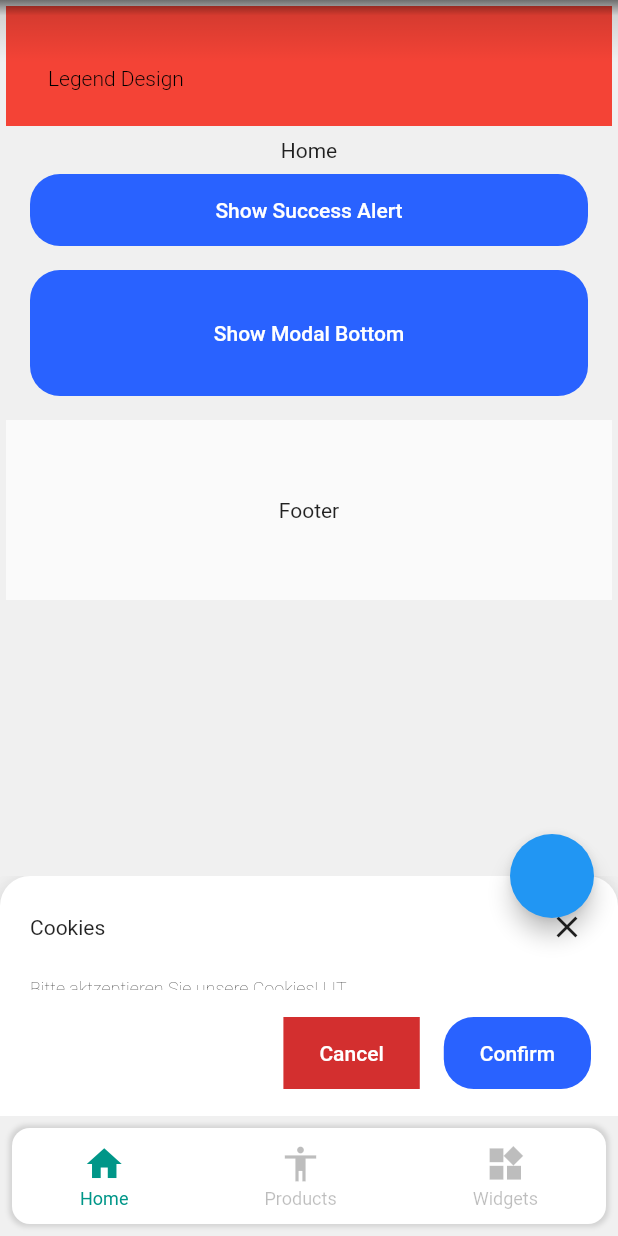
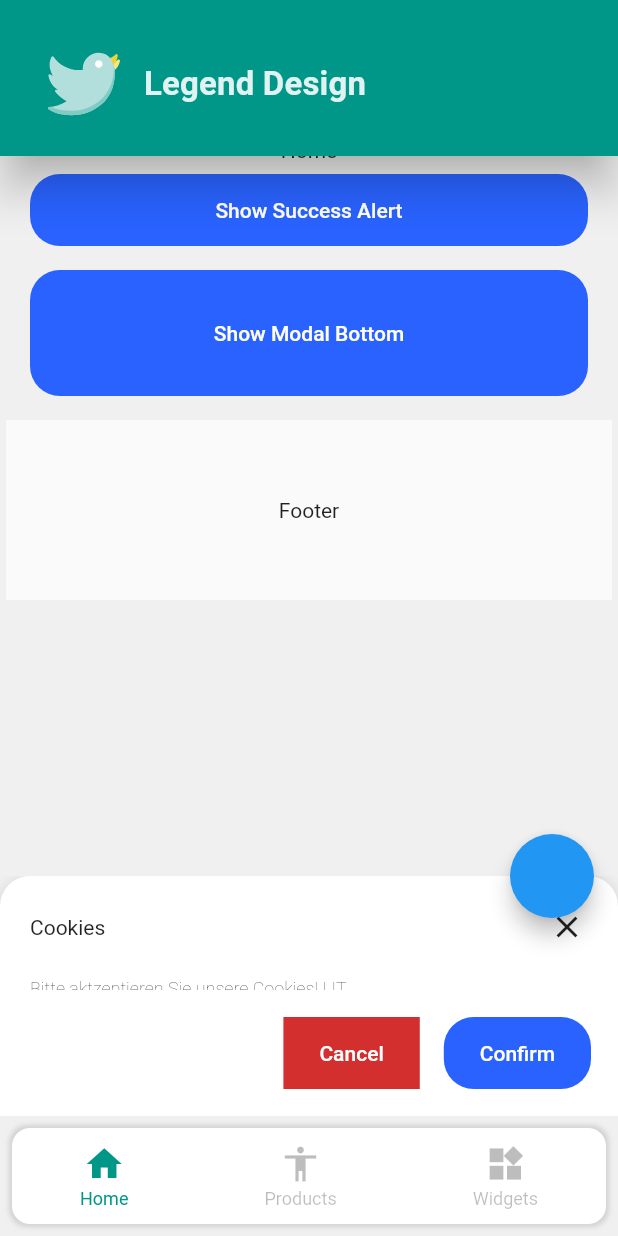
Before and after one commit to ThomasFercher/legend-design, a Flutter app: the screen it shows after launch, scrolled down 104 dp, after a tap on "Show Modal Bottom", on a phone screen of 412 x 824 dp. Run offline on Flutter 3.47's test engine with Material 2 defaults, Android fonts, the light colour scheme and no system bars; our stand-ins replace flutter_svg, rive; missing offline and left inert: flutter_syntax_view; Roboto replaces fonts that are missing (sans serif).

Commit message:
Design Overhaul

```diff
--- a/lib/customwidgets/input/selectBar/legendselectButton.dart
+++ b/lib/customwidgets/input/selectBar/legendselectButton.dart
@@ -26,8 +26,8 @@ class LegendSelectButton extends StatefulWidget {
     hoverColor = option.color ?? Colors.red;
     backgroundColor = LegendColorTheme.lighten(
       hoverColor,
-      0.06,
-    ).withOpacity(0.6);
+      0.1,
+    ).withOpacity(0.4);
     gradient = option.gradient;
 
     if (gradient != null) {
@@ -61,7 +61,7 @@ class _LegendSelectButtonState extends State<LegendSelectButton>
     super.initState();
     hovered = false;
     selected = false;
-    color = widget.option.color;
+    color = widget.backgroundColor;
     controller = AnimationController(
         duration: const Duration(milliseconds: 100), vsync: this);
     animation =
--- a/lib/customwidgets/layout/fixed/appBar.dart/fixedAppBar.dart
+++ b/lib/customwidgets/layout/fixed/appBar.dart/fixedAppBar.dart
@@ -12,6 +12,7 @@ import '../../../../router/routerProvider.dart';
 import '../../../../styles/layoutType.dart';
 import '../../../../styles/sizeProvider.dart';
 import '../../../../styles/legendTheme.dart';
+import '../fixedSider.dart';
 
 class FixedAppBarStyle {
   final Color backgroundColor;
@@ -21,8 +22,11 @@ class FixedAppBarStyle {
   final Color? cardColor;
   late final bool pinned;
   late final bool floating;
-  final bool? onlyIcons;
+  final double? spacing;
   final double appBarHeight;
+  final double? iconSize;
+  final Color? iconColor;
+  final Color? selectedColor;
 
   FixedAppBarStyle({
     required this.backgroundColor,
@@ -33,7 +37,10 @@ class FixedAppBarStyle {
     this.shape,
     bool? pinned,
     bool? floating,
-    this.onlyIcons,
+    this.iconSize,
+    this.spacing,
+    this.iconColor,
+    this.selectedColor,
   }) {
     this.floating = floating ?? false;
 
@@ -82,7 +89,7 @@ class FixedAppBar extends StatelessWidget {
 
     return SliverAppBar(
       backgroundColor: style?.backgroundColor,
-      flexibleSpace: Container(
+      /*flexibleSpace: Container(
         decoration: BoxDecoration(
           gradient: LinearGradient(
             begin: Alignment.topCenter,
@@ -99,9 +106,10 @@ class FixedAppBar extends StatelessWidget {
             ],
           ),
         ),
-      ),
+      ),*/
+
       shape: style?.shape,
-      title: Padding(
+      title: Container(
         padding: EdgeInsets.symmetric(
           vertical: style?.contentPadding.top ?? 0,
           horizontal: 12.0,
@@ -109,40 +117,13 @@ class FixedAppBar extends StatelessWidget {
         child: Container(
           height: theme.appBarStyle.appBarHeight,
           child: Hero(
-            tag: ValueKey("appBarTitle"),
+            tag: ValueKey("appBar"),
             child: Material(
               color: Colors.transparent,
               child: Row(
                 children: [
-                  Expanded(
-                    flex: 1,
-                    child: Row(
-                      children: [
-                        Container(
-                          padding: EdgeInsets.symmetric(
-                            horizontal: style?.borderRadius?.x ?? 0,
-                          ),
-                          height: theme.appBarStyle.appBarHeight,
-                          alignment: Alignment.center,
-                          decoration: getCard(),
-                          child: leading ??
-                              LegendText(
-                                text: "Legend Design",
-                                textStyle: LegendTextStyle.h1().copyWith(
-                                  color: Colors.black,
-                                  fontSize: 14,
-                                ),
-                              ),
-                        ),
-                        Expanded(
-                          child: Container(),
-                        ),
-                      ],
-                    ),
-                  ),
                   if (showMenu ?? true)
                     Expanded(
-                      flex: 4,
                       child: Row(
                         children: [
                           Expanded(
@@ -155,6 +136,8 @@ class FixedAppBar extends StatelessWidget {
                             ),
                             child: FixedMenu(
                               context: context,
+                              iconColor: theme.appBarStyle.iconColor,
+                              selected: theme.appBarStyle.selectedColor,
                             ),
                           ),
                           Expanded(
@@ -163,24 +146,11 @@ class FixedAppBar extends StatelessWidget {
                         ],
                       ),
                     ),
-                  Expanded(
-                    flex: 1,
-                    child: Row(
-                      children: [
-                        Expanded(
-                          child: Container(),
-                        ),
                   if (builder != null)
                     Container(
-                            padding: EdgeInsets.symmetric(
-                              horizontal: style?.borderRadius?.x ?? 0,
-                            ),
                       decoration: getCard(),
                       child: Builder(
                         builder: builder ?? (c) => Container(),
-                            ),
-                          ),
-                      ],
                       ),
                     ),
                 ],
@@ -195,7 +165,7 @@ class FixedAppBar extends StatelessWidget {
       pinned: style?.pinned ?? false,
       snap: style?.floating ?? false,
       floating: style?.floating ?? false,
-      elevation: 0,
+      elevation: 12.0,
       automaticallyImplyLeading: false,
     );
   }
--- a/lib/customwidgets/layout/fixed/bottomBar.dart/bottomBarItem.dart
+++ b/lib/customwidgets/layout/fixed/bottomBar.dart/bottomBarItem.dart
@@ -78,7 +78,7 @@ class _BottomBarItemState extends State<BottomBarItem>
 
   Widget getText() {
     return LegendText(
-      text: widget.option.title,
+      text: widget.option.title!,
       textStyle: LegendTextStyle.bottomBar().copyWith(
         color: _activeColor,
       ),
@@ -123,7 +123,8 @@ class _BottomBarItemState extends State<BottomBarItem>
                         ),
                       ),
                       if ((widget.style?.textAtBottom ?? false) &&
-                          (widget.style?.showText ?? true))
+                          (widget.style?.showText ?? true) &&
+                          (widget.option.title != null))
                         Container(
                           padding: EdgeInsets.only(top: 2.0),
                           child: getText(),
@@ -131,7 +132,8 @@ class _BottomBarItemState extends State<BottomBarItem>
                     ],
                   ),
                   if ((widget.style?.showText ?? true) &&
-                      (!(widget.style?.textAtBottom ?? false)))
+                      (!(widget.style?.textAtBottom ?? false)) &&
+                      (widget.option.title != null))
                     Container(
                       padding: EdgeInsets.only(left: 4.0),
                       child: getText(),
--- a/lib/customwidgets/layout/legendScaffold.dart
+++ b/lib/customwidgets/layout/legendScaffold.dart
@@ -4,6 +4,7 @@ import 'package:animations/animations.dart';
 import 'package:flutter/cupertino.dart';
 import 'package:flutter/material.dart';
 import 'package:flutter/rendering.dart';
+import 'package:flutter_svg/svg.dart';
 import 'package:provider/provider.dart';
 import 'package:webstore/customwidgets/layout/fixed/bottomBar.dart/fixedBottomBar.dart';
 import 'package:webstore/customwidgets/layout/sectionNavigation/sectionNavigation.dart';
@@ -202,7 +203,9 @@ class _LegendScaffoldState extends State<LegendScaffold> {
               },
             )
           : null,
-      body: Row(
+      body: Stack(
+        children: [
+          Row(
             children: [
               getSider(screenSize),
               Expanded(
@@ -212,7 +215,8 @@ class _LegendScaffoldState extends State<LegendScaffold> {
                     getHeader(context),
                     widget.children.isEmpty
                         ? SliverToBoxAdapter(
-                        child: LayoutBuilder(builder: (context, constraints) {
+                            child:
+                                LayoutBuilder(builder: (context, constraints) {
                               return Container(
                                 constraints: BoxConstraints(
                                   minHeight:
@@ -231,8 +235,8 @@ class _LegendScaffoldState extends State<LegendScaffold> {
                                       width: constraints.maxWidth -
                                           contentPadding.horizontal,
                                       padding: const EdgeInsets.all(8.0),
-                                  child:
-                                      Builder(builder: widget.contentBuilder),
+                                      child: Builder(
+                                          builder: widget.contentBuilder),
                                     ),
                                     getFooter(),
                                   ],
@@ -248,6 +252,41 @@ class _LegendScaffoldState extends State<LegendScaffold> {
                             ),
                           ),
                   ],
+                ),
+              ),
+            ],
+          ),
+          Positioned(
+            left: 32.0,
+            top: 32.0,
+            child: Material(
+              color: Colors.transparent,
+              child: Hero(
+                tag: ValueKey("title"),
+                child: Row(
+                  mainAxisAlignment: MainAxisAlignment.start,
+                  crossAxisAlignment: CrossAxisAlignment.center,
+                  children: [
+                    Container(
+                      height: 48,
+                      width: 48,
+                      margin: EdgeInsets.only(right: 16.0),
+                      child: SvgPicture.asset(
+                        "assets/photos/larrylegend.svg",
+                        alignment: Alignment.centerLeft,
+                      ),
+                    ),
+                    LegendText(
+                      text: "Legend Design",
+                      textStyle: LegendTextStyle.h1().copyWith(
+                        fontSize: 22,
+                        color: theme.colors.secondaryColor,
+                        letterSpacing: 0.1,
+                      ),
+                    ),
+                  ],
+                ),
+              ),
             ),
           ),
         ],
--- a/lib/customwidgets/typography/legendText.dart
+++ b/lib/customwidgets/typography/legendText.dart
@@ -6,17 +6,20 @@ class LegendText extends StatelessWidget {
   final TextStyle? textStyle;
   final bool? selectable;
   final TextAlign? textAlign;
+  final EdgeInsets? padding;
 
   LegendText({
     required this.text,
     this.selectable,
     this.textStyle,
     this.textAlign,
+    this.padding,
   });
 
   @override
   Widget build(BuildContext context) {
     return Container(
+      padding: padding ?? EdgeInsets.zero,
       height: textStyle?.height,
       child: kIsWeb && (selectable ?? true) ? webText() : normalText(),
     );
--- a/lib/customwidgets/typography/typography.dart
+++ b/lib/customwidgets/typography/typography.dart
@@ -54,10 +54,10 @@ class LegendTextStyle extends TextStyle {
 
   factory LegendTextStyle.h1() {
     return LegendTextStyle(
-      textColor: Colors.grey[850]!,
+      textColor: Colors.tealAccent[700]!,
       backgroundColor: Colors.transparent,
       fontSize: 28,
-      fontWeight: FontWeight.w300,
+      fontWeight: FontWeight.w600,
       fontFamily: "sans serif",
     );
   }
@@ -104,11 +104,11 @@ class LegendTextStyle extends TextStyle {
 
   factory LegendTextStyle.h4() {
     return LegendTextStyle(
-      textColor: Colors.black87,
-      backgroundColor: Colors.white,
-      fontSize: 12,
-      fontWeight: FontWeight.w600,
+      textColor: Colors.grey[100]!,
+      fontSize: 14,
+      fontWeight: FontWeight.w400,
       fontFamily: "sans serif",
+      backgroundColor: Colors.transparent,
     );
   }
 
@@ -153,9 +153,9 @@ class LegendTextStyle extends TextStyle {
 
   factory LegendTextStyle.sectionLink() {
     return LegendTextStyle(
-      textColor: Colors.black.withOpacity(0.68),
+      textColor: Colors.teal[50]!,
       backgroundColor: Colors.transparent,
-      fontSize: 16,
+      fontSize: 15,
       fontWeight: FontWeight.w600,
       fontFamily: "Roboto",
     );
--- a/lib/pages/widgetComponets.dart
+++ b/lib/pages/widgetComponets.dart
@@ -36,6 +36,7 @@ class WidgetComponents extends StatelessWidget {
 
   @override
   Widget build(BuildContext context) {
+    LegendTheme theme = Provider.of<LegendTheme>(context);
     return LegendScaffold(
       showSiderMenu: false,
       showAppBarMenu: true,
@@ -48,6 +49,7 @@ class WidgetComponents extends StatelessWidget {
             width: 100,
             height: 48,
             isCard: true,
+            color: theme.colors.secondaryColor,
             options: [
               LegendSelectOption(
                 color: Colors.grey,
--- a/lib/styles/legendTheme.dart
+++ b/lib/styles/legendTheme.dart
@@ -54,7 +54,7 @@ class LegendTheme extends ChangeNotifier {
 
   LegendColorTheme lightColorTheme = LegendColorTheme(
     primaryColor: Colors.teal,
-    secondaryColor: Colors.blueGrey,
+    secondaryColor: Colors.teal[50]!,
     scaffoldBackgroundColor: LegendColorTheme.darken(Colors.white, 0.06),
   );
   LegendColorTheme darkColorTheme = LegendColorTheme(
@@ -110,10 +110,12 @@ class LegendTheme extends ChangeNotifier {
 
   late final FixedAppBarStyle iconsAppBar = FixedAppBarStyle(
     appBarHeight: 80,
-    backgroundColor: Colors.transparent,
-    borderRadius: Radius.circular(20),
+    backgroundColor: colors.primaryColor,
     contentPadding: EdgeInsets.symmetric(horizontal: 40, vertical: 12.0),
-    onlyIcons: true,
+    iconSize: 32,
+    spacing: 16.0,
+    iconColor: colors.secondaryColor,
+    selectedColor: Colors.tealAccent,
   );
 
   late final FixedAppBarStyle mobileRoundedStyle = FixedAppBarStyle(
--- a/pubspec.yaml
+++ b/pubspec.yaml
@@ -29,6 +29,7 @@ dependencies:
   rive: ^0.7.22
   lint: ^1.5.3
   flutter_syntax_view: ^4.0.0
+  flutter_svg: ^0.22.0
 
 dev_dependencies:
   flutter_test:
@@ -43,6 +44,7 @@ flutter:
   assets:
     - assets/
     - assets/flares/
+    - assets/photos/
 
   # The following line ensures that the Material Icons font is
   # included with your application, so that you can use the icons in
```
Also changed, not shown: lib/customwidgets/layout/drawers/siderMenuVerticalTile.dart (+14 -7 lines), lib/customwidgets/layout/fixed/appBar.dart/fixedMenu.dart (+7 -0 lines), lib/customwidgets/layout/fixed/fixedSider.dart (+70 -28 lines), lib/objects/menuOption.dart (+17 -10 lines), assets/photos/larrylegend.svg (added), pubspec.lock. Lines whose indentation alone changed are shown as unchanged.
